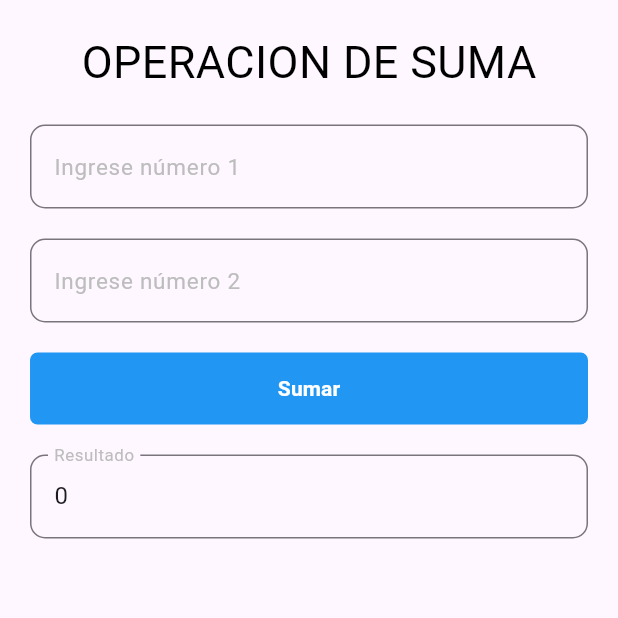
After one commit to Alexander-Guacan/Moviles_Menu_Contextual, a Flutter app: the PaginaSuma screen opened directly, after a tap on "Sumar", on a phone screen of 412 x 824 dp, the top half of it. The commit adds this screen. Run offline on Flutter 3.47's test engine with Material 3 defaults, Android fonts, the phone set to English and light mode, and no system bars.

Commit message:
Suma arreglado

```diff
--- a/lib/pages/pagina_inicio.dart
+++ b/lib/pages/pagina_inicio.dart
@@ -1,27 +1,29 @@
 import 'package:flutter/material.dart';
 
-class PaginaInicio extends StatefulWidget{
-  const PaginaInicio({Key? key}):super(key: key);
+class PaginaInicio extends StatefulWidget {
+  const PaginaInicio({Key? key}) : super(key: key);
   @override
-  State<PaginaInicio>createState()=>_Widget029State();
+  State<PaginaInicio> createState() => _Widget029State();
 }
 
-class _Widget029State extends State<PaginaInicio>{
+class _Widget029State extends State<PaginaInicio> {
   @override
-  Widget build (BuildContext context){
+  Widget build(BuildContext context) {
     return Center(
-      child: ElevatedButton(
+      child: Column(
+        children: [
+          ElevatedButton(
             child: const Text('Modal botton sheet'),
-      onPressed:(){
+            onPressed: () {
               showModalBottomSheet(
                   context: context,
-          builder: (BuildContext context){
+                  builder: (BuildContext context) {
                     return SizedBox(
                       height: 400,
                       child: Center(
                         child: ElevatedButton(
                           child: const Text('Close'),
-                onPressed: (){
+                          onPressed: () {
                             Navigator.pop(context);
                           },
                         ),
@@ -30,16 +32,16 @@ class _Widget029State extends State<PaginaInicio>{
                   });
             },
           ),
-
+          PaginaSuma()
+        ],
+      ),
     );
   }
 }
 
-/*
-class PaginaInicio extends StatelessWidget {
+class PaginaSuma extends StatelessWidget {
   @override
   Widget build(BuildContext context) {
-
     // Controladores para los campos de texto
     final TextEditingController numero1Controller = TextEditingController();
     final TextEditingController numero2Controller = TextEditingController();
@@ -56,11 +58,7 @@ class PaginaInicio extends StatelessWidget {
       resultadoController.text = suma.toString();
     }
 
-    return Scaffold(
-      body: SafeArea(
-        child: Container(
-          padding: const EdgeInsets.all(20),
-          child: Column(
+    return Column(
       children: [
         // Título de la página
         const Text(
@@ -131,9 +129,6 @@ class PaginaInicio extends StatelessWidget {
           ),
         ),
       ],
-          ),
-        ),
-      ),
     );
   }
-}*/
+}
--- /dev/null
+++ b/lib/pages/pagina_suma.dart
@@ -0,0 +1,103 @@
+import 'package:flutter/material.dart';
+
+class PaginaSuma extends StatelessWidget {
+  @override
+  Widget build(BuildContext context) {
+
+    // Controladores para los campos de texto
+    final TextEditingController numero1Controller = TextEditingController();
+    final TextEditingController numero2Controller = TextEditingController();
+    final TextEditingController resultadoController = TextEditingController();
+
+    // Función para realizar la suma
+    void sumar() {
+      // Convertir el texto ingresado a números enteros
+      int num1 = int.tryParse(numero1Controller.text) ?? 0;
+      int num2 = int.tryParse(numero2Controller.text) ?? 0;
+      // Calcular la suma
+      int suma = num1 + num2;
+      // Actualizar el campo de texto del resultado
+      resultadoController.text = suma.toString();
+    }
+
+    return Scaffold(
+      body: SafeArea(
+        child: Container(
+          padding: const EdgeInsets.all(20),
+          child: Column(
+            children: [
+              // Título de la página
+              const Text(
+                'OPERACION DE SUMA',
+                style: TextStyle(fontSize: 30, color: Colors.black),
+              ),
+
+              const SizedBox(height: 20),
+
+              // Campo de texto para ingresar el primer número
+              TextField(
+                controller: numero1Controller,
+                keyboardType: TextInputType.number,
+                decoration: InputDecoration(
+                  labelText: 'Ingrese número 1',
+                  labelStyle: TextStyle(fontSize: 15, color: Colors.grey.shade400),
+                  border: OutlineInputBorder(borderRadius: BorderRadius.circular(10)),
+                ),
+              ),
+
+              const SizedBox(height: 20),
+
+              // Campo de texto para ingresar el segundo número
+              TextField(
+                controller: numero2Controller,
+                keyboardType: TextInputType.number,
+                decoration: InputDecoration(
+                  labelText: 'Ingrese número 2',
+                  labelStyle: TextStyle(fontSize: 15, color: Colors.grey.shade400),
+                  border: OutlineInputBorder(borderRadius: BorderRadius.circular(10)),
+                ),
+              ),
+
+              const SizedBox(height: 20),
+
+              // Botón para realizar la suma
+              Container(
+                width: double.infinity,
+                decoration: BoxDecoration(
+                  color: Colors.blue,
+                  borderRadius: BorderRadius.circular(5),
+                ),
+                child: TextButton(
+                  onPressed: () {
+                    // Llamar a la función sumar al presionar el botón
+                    sumar();
+                  },
+                  child: const Text(
+                    "Sumar",
+                    style: TextStyle(
+                      color: Colors.white,
+                      fontWeight: FontWeight.bold,
+                    ),
+                  ),
+                ),
+              ),
+
+              const SizedBox(height: 20),
+
+              // Campo de texto para mostrar el resultado de la suma
+              TextField(
+                controller: resultadoController,
+                readOnly: true, // Para evitar la edición manual del resultado
+                decoration: InputDecoration(
+                  labelText: 'Resultado',
+                  labelStyle: TextStyle(fontSize: 15, color: Colors.grey.shade400),
+                  border: OutlineInputBorder(borderRadius: BorderRadius.circular(10)),
+                ),
+              ),
+            ],
+          ),
+        ),
+      ),
+    );
+  }
+}
```
Lines whose indentation alone changed are shown as unchanged.
